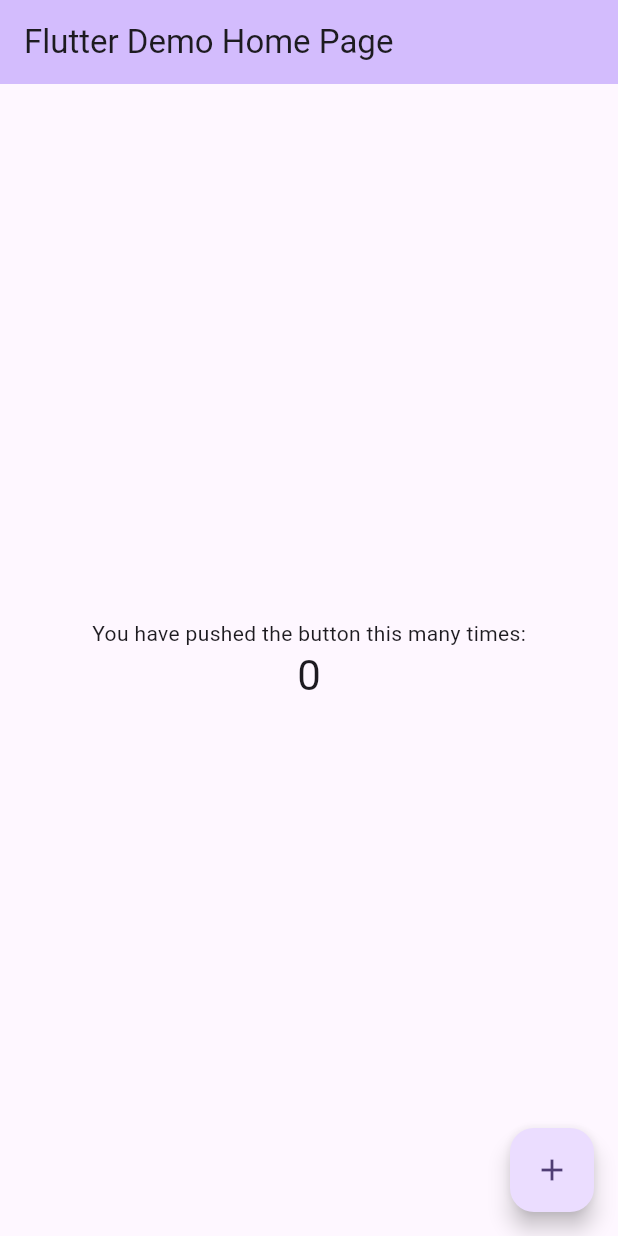
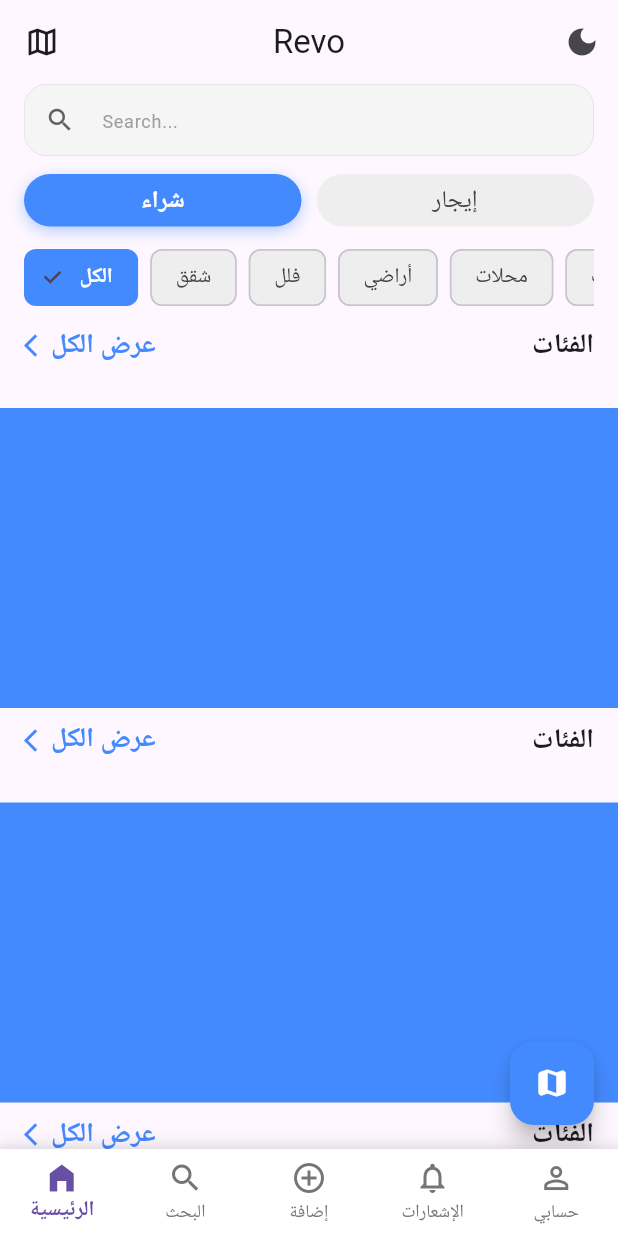
Before and after one commit to Abdumustafa/revo, a Flutter app: the screen it shows after launch, on a phone screen of 412 x 824 dp. Run offline on Flutter 3.47's test engine with Material 3 defaults, Android fonts, the phone set to English and light mode, and no system bars; our stand-ins replace get.

Commit message:
create basic ui

```diff
--- /dev/null
+++ b/lib/core/routing/app_pages.dart
@@ -0,0 +1,18 @@
+import 'package:get/get.dart';
+import 'package:revo/feature/base_screen/ui/screen/base_app_screen.dart';
+import 'package:revo/feature/home_screen/ui/screen/home_screen.dart';
+
+class AppPages {
+  static const first = '/home';
+
+  static final routes = [
+    GetPage(
+      name: '/home',
+      page: () => const BaseScreen(),
+    ),
+    GetPage(
+      name: '/account',
+      page: () => const HomeScreen(),
+    ),
+  ];
+}
--- /dev/null
+++ b/lib/feature/base_screen/ui/screen/base_app_screen.dart
@@ -0,0 +1,106 @@
+import 'package:flutter/material.dart';
+import 'package:revo/feature/home_screen/ui/screen/home_screen.dart';
+
+class BaseScreen extends StatefulWidget {
+  const BaseScreen({super.key});
+
+  @override
+  State<BaseScreen> createState() => _BaseScreenState();
+}
+
+class _BaseScreenState extends State<BaseScreen> {
+  int _currentIndex = 0;
+
+
+  final List<BottomNavigationItem> _navigationItems = [
+    BottomNavigationItem(
+      icon: Icons.home,
+      activeIcon: Icons.home_filled,
+      label: 'الرئيسية',
+      page: const HomeScreen(),
+    ),
+    BottomNavigationItem(
+      icon: Icons.search,
+      activeIcon: Icons.search,
+      label: 'البحث',
+      page: const HomeScreen(),
+    ),
+    BottomNavigationItem(
+      icon: Icons.add_circle_outline,
+      activeIcon: Icons.add_circle,
+      label: 'إضافة',
+      page: const HomeScreen(),
+    ),
+    BottomNavigationItem(
+      icon: Icons.notifications_none,
+      activeIcon: Icons.notifications,
+      label: 'الإشعارات',
+      page: const HomeScreen(),
+    ),
+    BottomNavigationItem(
+      icon: Icons.person_outline,
+      activeIcon: Icons.person,
+      label: 'حسابي',
+      page: const HomeScreen(),
+    ),
+  ];
+
+  void _onItemTapped(int index) {
+    setState(() {
+      _currentIndex = index;
+    });
+  }
+
+  @override
+  Widget build(BuildContext context) {
+    return Scaffold(
+
+      body: _navigationItems[_currentIndex].page,
+
+
+      bottomNavigationBar: Container(
+        decoration: BoxDecoration(
+          boxShadow: [
+            BoxShadow(
+              color: Colors.black.withOpacity(0.1),
+              blurRadius: 10,
+              offset: const Offset(0, -2),
+            ),
+          ],
+        ),
+        child: BottomNavigationBar(
+          currentIndex: _currentIndex,
+          onTap: _onItemTapped,
+          items: _navigationItems.map((item) {
+            return BottomNavigationBarItem(
+              icon: Icon(item.icon),
+              activeIcon: Icon(item.activeIcon),
+              label: item.label,
+            );
+          }).toList(),
+          type: BottomNavigationBarType.fixed,
+          backgroundColor: Colors.white,
+          selectedItemColor: Theme.of(context).primaryColor,
+          unselectedItemColor: Colors.grey[600],
+          selectedLabelStyle: const TextStyle(fontWeight: FontWeight.bold),
+          showUnselectedLabels: true,
+        ),
+      ),
+    );
+  }
+}
+
+
+class BottomNavigationItem {
+  final IconData icon;
+  final IconData activeIcon;
+  final String label;
+  final Widget page;
+
+  const BottomNavigationItem({
+    required this.icon,
+    required this.activeIcon,
+    required this.label,
+    required this.page,
+  });
+}
--- /dev/null
+++ b/lib/feature/home_screen/ui/screen/home_screen.dart
@@ -0,0 +1,36 @@
+import 'package:flutter/material.dart';
+import 'package:revo/feature/home_screen/ui/widget/body_map_conntent/body_screen.dart';
+import 'package:revo/feature/home_screen/ui/widget/search_and_filter.dart';
+
+class HomeScreen extends StatelessWidget {
+  const HomeScreen({super.key});
+
+  @override
+  Widget build(BuildContext context) {
+    return Scaffold(
+      appBar: AppBar(
+        title: const Text('Revo'),
+        centerTitle: true,
+        leading: Icon(Icons.map_outlined),
+        actions: [
+          Padding(
+            padding: const EdgeInsets.all(12.0),
+            child: Icon(Icons.dark_mode),
+          )
+        ],
+      ),
+      body: Column(
+        children: [
+          SearchWithFilter(),
+          BodyScreen(),
+        ],
+      ),
+      floatingActionButton: FloatingActionButton(
+        onPressed: () {},
+        backgroundColor: Colors.blueAccent,
+        child: const Icon(Icons.map_rounded, color: Colors.white),
+      ),
+      floatingActionButtonLocation: FloatingActionButtonLocation.endFloat,
+    );
+  }
+}
--- /dev/null
+++ b/lib/feature/home_screen/ui/widget/body_map_conntent/body_screen.dart
@@ -0,0 +1,38 @@
+import 'package:flutter/material.dart';
+import 'package:revo/feature/home_screen/ui/widget/category_and_show.dart';
+
+class BodyScreen extends StatefulWidget {
+  const BodyScreen({super.key});
+
+  @override
+  State<BodyScreen> createState() => _BodyScreenState();
+}
+
+class _BodyScreenState extends State<BodyScreen> {
+  @override
+  Widget build(BuildContext context) {
+    return Expanded(
+      child: SingleChildScrollView(
+        child: Column(
+          children: [
+            CategoryShowAll(categoryTitle: "الفئات"),
+            SizedBox(height: 20),
+            Container(height: 200, color: Colors.blueAccent),
+            CategoryShowAll(categoryTitle: "الفئات"),
+            SizedBox(height: 20),
+            Container(height: 200, color: Colors.blueAccent),
+            CategoryShowAll(categoryTitle: "الفئات"),
+            SizedBox(height: 20),
+            Container(height: 200, color: Colors.blueAccent),
+            CategoryShowAll(categoryTitle: "الفئات"),
+            SizedBox(height: 20),
+            Container(height: 200, color: Colors.blueAccent),
+            CategoryShowAll(categoryTitle: "الفئات"),
+            SizedBox(height: 20),
+            Container(height: 200, color: Colors.blueAccent),
+          ],
+        ),
+      ),
+    );
+  }
+}
--- /dev/null
+++ b/lib/feature/home_screen/ui/widget/body_map_conntent/map_body_screen.dart
@@ -0,0 +1,22 @@
+import 'package:flutter/material.dart';
+
+class MapBodyScreen extends StatelessWidget {
+  const MapBodyScreen({super.key});
+
+  @override
+  Widget build(BuildContext context) {
+    return Column(
+      children: [
+        Text('Map Body Screen'),
+        Container(
+          height: 200,
+          color: Colors.blueAccent,
+        ),
+         Container(
+          height: 200,
+          color: Colors.blueAccent,
+        ),
+      ],
+    );
+  }
+}
--- /dev/null
+++ b/lib/feature/home_screen/ui/widget/category_and_show.dart
@@ -0,0 +1,46 @@
+import 'package:flutter/material.dart';
+
+class CategoryShowAll extends StatelessWidget {
+  final String categoryTitle;
+
+  const CategoryShowAll({
+    required this.categoryTitle,
+    super.key,
+  });
+
+  @override
+  Widget build(BuildContext context) {
+    return Row(
+      mainAxisAlignment: MainAxisAlignment.spaceBetween,
+      children: [
+        Padding(
+            padding: const EdgeInsets.symmetric(
+              horizontal: 16,
+              vertical: 8,
+            ),
+            child: Row(children: [
+              Icon(Icons.arrow_back_ios, size: 18, color: Colors.blueAccent),
+              Text(
+                "عرض الكل",
+                style: TextStyle(
+                    color: Colors.blueAccent,
+                    fontSize: 18,
+                    fontWeight: FontWeight.bold),
+              )
+            ])),
+        Padding(
+          padding: const EdgeInsets.symmetric(
+            horizontal: 16,
+          ),
+          child: Text(
+            categoryTitle,
+            style: TextStyle(
+              fontSize: 18,
+              fontWeight: FontWeight.bold,
+            ),
+          ),
+        ),
+      ],
+    );
+  }
+}
--- /dev/null
+++ b/lib/feature/home_screen/ui/widget/search_and_filter.dart
@@ -0,0 +1,159 @@
+import 'package:flutter/material.dart';
+
+class SearchWithFilter extends StatefulWidget {
+  const SearchWithFilter({super.key});
+
+  @override
+  State<SearchWithFilter> createState() => _SearchWithFilterState();
+}
+
+class _SearchWithFilterState extends State<SearchWithFilter> {
+  int selectedFilter = 0;
+  bool isBuySelected = true;
+
+  final List<String> filters = [
+    'الكل',
+    'شقق',
+    'فلل',
+    'أراضي',
+    'محلات',
+    'مكاتب',
+  ];
+
+  @override
+  Widget build(BuildContext context) {
+    return Padding(
+      padding: const EdgeInsets.symmetric(horizontal: 16,),
+      child: Column(
+        crossAxisAlignment: CrossAxisAlignment.start,
+        children: [
+          TextFormField(
+            decoration: InputDecoration(
+              hintText: 'Search...',
+              hintStyle: TextStyle(
+                color: Colors.grey[500],
+                fontSize: 12,
+              ),
+              prefixIcon: Icon(
+                Icons.search,
+                color: Colors.grey[700],
+                size: 20,
+              ),
+              filled: true,
+              fillColor: Colors.grey[100],
+              contentPadding:
+                  const EdgeInsets.symmetric(vertical: 10, horizontal: 16),
+              enabledBorder: OutlineInputBorder(
+                borderRadius: BorderRadius.circular(15),
+                borderSide: BorderSide(color: Colors.grey.shade300, width: 0.5),
+              ),
+              focusedBorder: OutlineInputBorder(
+                borderRadius: BorderRadius.circular(15),
+                borderSide: BorderSide(color: Colors.blueAccent, width: 0.5),
+              ),
+            ),
+          ),
+          const SizedBox(height: 12),
+
+          // 🏠 زرّين شراء / إيجار
+          Row(
+            mainAxisAlignment: MainAxisAlignment.center,
+            children: [
+              _buildToggleButton(
+                title: 'شراء',
+                isSelected: isBuySelected,
+                onTap: () {
+                  setState(() {
+                    isBuySelected = true;
+                  });
+                },
+              ),
+              const SizedBox(width: 10),
+              _buildToggleButton(
+                title: 'إيجار',
+                isSelected: !isBuySelected,
+                onTap: () {
+                  setState(() {
+                    isBuySelected = false;
+                  });
+                },
+              ),
+            ],
+          ),
+
+          const SizedBox(height: 10),
+          SingleChildScrollView(
+            scrollDirection: Axis.horizontal,
+            child: Row(
+              children: List.generate(filters.length, (index) {
+                bool isSelected = selectedFilter == index;
+                return Padding(
+                  padding: const EdgeInsets.only(right: 8),
+                  child: ChoiceChip(
+                    label: Text(
+                      filters[index],
+                      style: TextStyle(
+                        color: isSelected ? Colors.white : Colors.grey[800],
+                        fontWeight:
+                            isSelected ? FontWeight.bold : FontWeight.normal,
+                      ),
+                    ),
+                    selected: isSelected,
+                    selectedColor: Colors.blueAccent,
+                    backgroundColor: Colors.grey[200],
+                    onSelected: (_) {
+                      setState(() {
+                        selectedFilter = index;
+                      });
+                      // هنا تقدر تعمل الفلترة
+                      // filterResults(filters[index]);
+                    },
+                  ),
+                );
+              }),
+            ),
+          ),
+        ],
+      ),
+    );
+  }
+}
+
+Widget _buildToggleButton({
+  required String title,
+  required bool isSelected,
+  required VoidCallback onTap,
+}) {
+  return Expanded(
+    child: GestureDetector(
+      onTap: onTap,
+      child: AnimatedContainer(
+        duration: const Duration(milliseconds: 250),
+        height: 35,
+        decoration: BoxDecoration(
+          color: isSelected ? Colors.blueAccent : Colors.grey[200],
+          borderRadius: BorderRadius.circular(25),
+          boxShadow: isSelected
+              ? [
+                  BoxShadow(
+                    color: Colors.blueAccent.withOpacity(0.4),
+                    blurRadius: 8,
+                    offset: const Offset(0, 3),
+                  )
+                ]
+              : [],
+        ),
+        child: Center(
+          child: Text(
+            title,
+            style: TextStyle(
+              color: isSelected ? Colors.white : Colors.grey[800],
+              fontWeight: isSelected ? FontWeight.bold : FontWeight.normal,
+              fontSize: 16,
+            ),
+          ),
+        ),
+      ),
+    ),
+  );
+}
--- a/lib/main.dart
+++ b/lib/main.dart
@@ -1,125 +1,6 @@
 import 'package:flutter/material.dart';
+import 'package:revo/revo_app.dart';
 
 void main() {
-  runApp(const MyApp());
+  runApp(const RevoApp());
 }
-
-class MyApp extends StatelessWidget {
-  const MyApp({super.key});
-
-  // This widget is the root of your application.
-  @override
-  Widget build(BuildContext context) {
-    return MaterialApp(
-      title: 'Flutter Demo',
-      theme: ThemeData(
-        // This is the theme of your application.
-        //
-        // TRY THIS: Try running your application with "flutter run". You'll see
-        // the application has a purple toolbar. Then, without quitting the app,
-        // try changing the seedColor in the colorScheme below to Colors.green
-        // and then invoke "hot reload" (save your changes or press the "hot
-        // reload" button in a Flutter-supported IDE, or press "r" if you used
-        // the command line to start the app).
-        //
-        // Notice that the counter didn't reset back to zero; the application
-        // state is not lost during the reload. To reset the state, use hot
-        // restart instead.
-        //
-        // This works for code too, not just values: Most code changes can be
-        // tested with just a hot reload.
-        colorScheme: ColorScheme.fromSeed(seedColor: Colors.deepPurple),
-        useMaterial3: true,
-      ),
-      home: const MyHomePage(title: 'Flutter Demo Home Page'),
-    );
-  }
-}
-
-class MyHomePage extends StatefulWidget {
-  const MyHomePage({super.key, required this.title});
-
-  // This widget is the home page of your application. It is stateful, meaning
-  // that it has a State object (defined below) that contains fields that affect
-  // how it looks.
-
-  // This class is the configuration for the state. It holds the values (in this
-  // case the title) provided by the parent (in this case the App widget) and
-  // used by the build method of the State. Fields in a Widget subclass are
-  // always marked "final".
-
-  final String title;
-
-  @override
-  State<MyHomePage> createState() => _MyHomePageState();
-}
-
-class _MyHomePageState extends State<MyHomePage> {
-  int _counter = 0;
-
-  void _incrementCounter() {
-    setState(() {
-      // This call to setState tells the Flutter framework that something has
-      // changed in this State, which causes it to rerun the build method below
-      // so that the display can reflect the updated values. If we changed
-      // _counter without calling setState(), then the build method would not be
-      // called again, and so nothing would appear to happen.
-      _counter++;
-    });
-  }
-
-  @override
-  Widget build(BuildContext context) {
-    // This method is rerun every time setState is called, for instance as done
-    // by the _incrementCounter method above.
-    //
-    // The Flutter framework has been optimized to make rerunning build methods
-    // fast, so that you can just rebuild anything that needs updating rather
-    // than having to individually change instances of widgets.
-    return Scaffold(
-      appBar: AppBar(
-        // TRY THIS: Try changing the color here to a specific color (to
-        // Colors.amber, perhaps?) and trigger a hot reload to see the AppBar
-        // change color while the other colors stay the same.
-        backgroundColor: Theme.of(context).colorScheme.inversePrimary,
-        // Here we take the value from the MyHomePage object that was created by
-        // the App.build method, and use it to set our appbar title.
-        title: Text(widget.title),
-      ),
-      body: Center(
-        // Center is a layout widget. It takes a single child and positions it
-        // in the middle of the parent.
-        child: Column(
-          // Column is also a layout widget. It takes a list of children and
-          // arranges them vertically. By default, it sizes itself to fit its
-          // children horizontally, and tries to be as tall as its parent.
-          //
-          // Column has various properties to control how it sizes itself and
-          // how it positions its children. Here we use mainAxisAlignment to
-          // center the children vertically; the main axis here is the vertical
-          // axis because Columns are vertical (the cross axis would be
-          // horizontal).
-          //
-          // TRY THIS: Invoke "debug painting" (choose the "Toggle Debug Paint"
-          // action in the IDE, or press "p" in the console), to see the
-          // wireframe for each widget.
-          mainAxisAlignment: MainAxisAlignment.center,
-          children: <Widget>[
-            const Text(
-              'You have pushed the button this many times:',
-            ),
-            Text(
-              '$_counter',
-              style: Theme.of(context).textTheme.headlineMedium,
-            ),
-          ],
-        ),
-      ),
-      floatingActionButton: FloatingActionButton(
-        onPressed: _incrementCounter,
-        tooltip: 'Increment',
-        child: const Icon(Icons.add),
-      ), // This trailing comma makes auto-formatting nicer for build methods.
-    );
-  }
-}
--- /dev/null
+++ b/lib/revo_app.dart
@@ -0,0 +1,27 @@
+import 'package:flutter/material.dart';
+import 'package:get/get_navigation/src/root/get_material_app.dart';
+import 'package:revo/core/routing/app_pages.dart';
+
+class RevoApp extends StatelessWidget {
+  const RevoApp({super.key});
+
+  @override
+  Widget build(BuildContext context) {
+    return GetMaterialApp(
+      title: 'Bottom Navigation Demo',
+      theme: ThemeData(
+        primarySwatch: Colors.blue,
+        useMaterial3: true,
+        bottomNavigationBarTheme: const BottomNavigationBarThemeData(
+          backgroundColor: Colors.white,
+          selectedItemColor: Colors.blue,
+          unselectedItemColor: Colors.grey,
+          type: BottomNavigationBarType.fixed,
+        ),
+      ),
+      debugShowCheckedModeBanner: false,
+      initialRoute: AppPages.first,
+      getPages: AppPages.routes,
+    );
+  }
+}
--- a/pubspec.yaml
+++ b/pubspec.yaml
@@ -34,6 +34,7 @@ dependencies:
   # The following adds the Cupertino Icons font to your application.
   # Use with the CupertinoIcons class for iOS style icons.
   cupertino_icons: ^1.0.8
+  get: ^4.6.6
 
 dev_dependencies:
   flutter_test:
```
Also changed, not shown: lib/test.dart (added), pubspec.lock, 1 other file.
